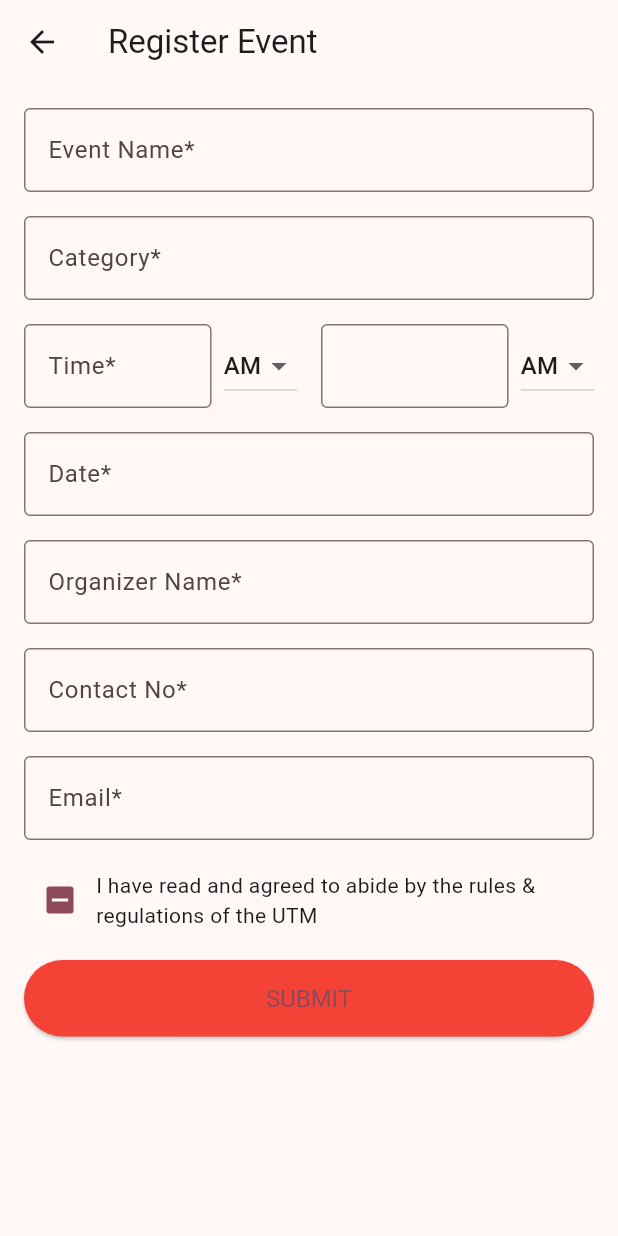
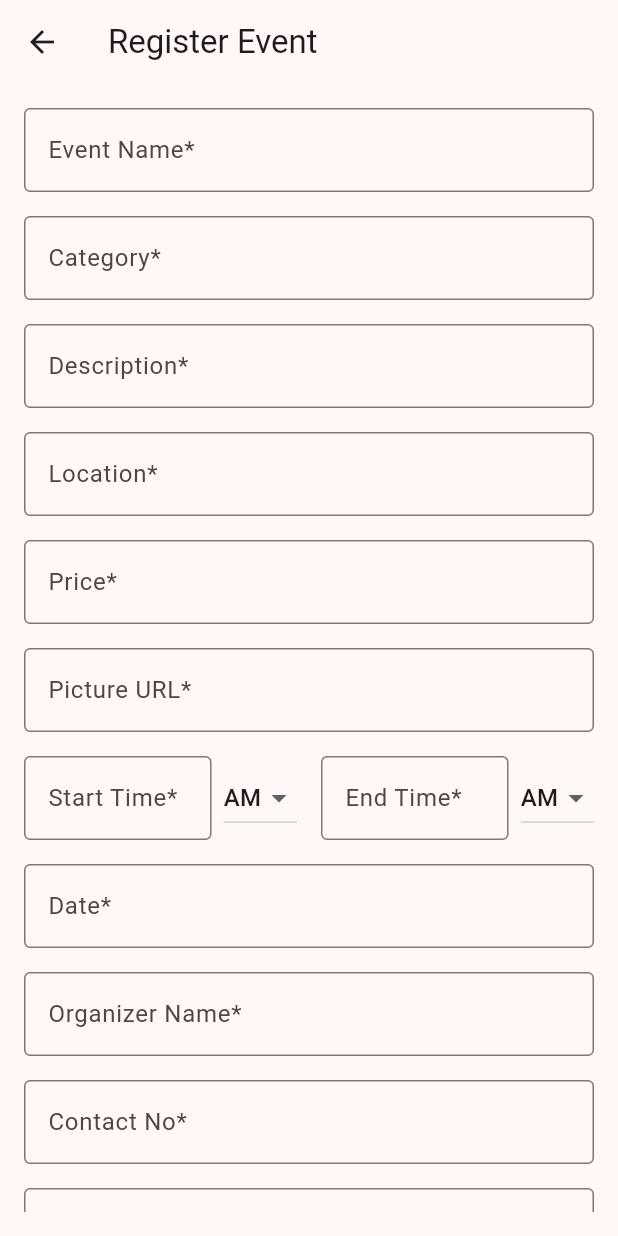
Before and after one commit to Apps-Builder/utmrunify, a Flutter app: the RegisterEventPage screen opened directly, on a phone screen of 412 x 824 dp. Run offline on Flutter 3.47's test engine with Material 3 defaults, Android fonts, the light colour scheme and no system bars; our stand-ins replace cloud_firestore, firebase_auth, firebase_core; accounts and stored records are empty.

Commit message:
addevent to db

```diff
--- a/lib/addevent.dart
+++ b/lib/addevent.dart
@@ -21,7 +21,18 @@ class _RegisterEventPageState extends State<RegisterEventPage> {
   final FirebaseFirestore _firestore = FirebaseFirestore.instance;
 
   //Controllers to manage user input
-  final TextEditingController _
+  final TextEditingController _eventNameController = TextEditingController();
+  final TextEditingController _categoryController = TextEditingController();
+  final TextEditingController _startTimeController = TextEditingController();
+  final TextEditingController _endTimeController = TextEditingController();
+  final TextEditingController _organizerNameController =TextEditingController();
+  final TextEditingController _contactController = TextEditingController();
+  final TextEditingController _emailController = TextEditingController();
+  final TextEditingController _descriptionController = TextEditingController();
+  final TextEditingController _locationController = TextEditingController();
+  final TextEditingController _dateController = TextEditingController();
+  final TextEditingController _priceController = TextEditingController();
+  final TextEditingController _pictureController = TextEditingController();
 
   bool _agreedToTerms = false;
 
@@ -43,14 +54,23 @@ class _RegisterEventPageState extends State<RegisterEventPage> {
           key: _formKey,
           child: ListView(
             children: [
-              buildTextField('Event Name*', 'eg. UNBOCS RUN'),
+              buildTextField('Event Name*', 'eg. UNBOCS RUN', controller:_eventNameController),
               SizedBox(height: 16),
-              buildTextField('Category*', 'eg. 5KM'),
+              buildTextField('Category*', 'eg. 5KM', controller: _categoryController),
               SizedBox(height: 16),
+              buildTextField('Description*', 'Enter event description', controller: _descriptionController),
+              SizedBox(height: 16),
+              buildTextField('Location*', 'Enter event location', controller: _locationController),
+              SizedBox(height: 16),
+              buildTextField('Price*', 'Enter ticket price', controller: _priceController, keyboardType: TextInputType.number),
+              SizedBox(height: 16),
+      buildTextField('Picture URL*', 'Enter picture URL', controller: _pictureController),
+SizedBox(height: 16),
+
               Row(
                 mainAxisAlignment: MainAxisAlignment.spaceBetween,
                 children: [
-                  Expanded(child: buildTextField('Time*', '8:00')),
+                  Expanded(child: buildTextField('Start Time*', '8:00', controller: _startTimeController)),
                   SizedBox(width: 8),
                   DropdownButton<String>(
                     value: 'AM',
@@ -63,7 +83,7 @@ class _RegisterEventPageState extends State<RegisterEventPage> {
                     onChanged: (value) {},
                   ),
                   SizedBox(width: 16),
-                  Expanded(child: buildTextField('', '9:00')),
+                  Expanded(child: buildTextField('End Time*', '9:00', controller: _endTimeController)),
                   SizedBox(width: 8),
                   DropdownButton<String>(
                     value: 'AM',
@@ -78,7 +98,7 @@ class _RegisterEventPageState extends State<RegisterEventPage> {
                 ],
               ),
               SizedBox(height: 16),
-              buildTextField('Date*', 'Select date', readOnly: true,
+              buildTextField('Date*', 'Select date', controller: _dateController, readOnly: true,
                   onTap: () async {
                 await showDatePicker(
                   context: context,
@@ -86,15 +106,16 @@ class _RegisterEventPageState extends State<RegisterEventPage> {
                   firstDate: DateTime(2000),
                   lastDate: DateTime(2100),
                 );
+
               }),
               SizedBox(height: 16),
-              buildTextField('Organizer Name*', 'eg. MUHAMMAD'),
+              buildTextField('Organizer Name*', 'eg. MUHAMMAD', controller: _organizerNameController),
               SizedBox(height: 16),
               buildTextField('Contact No*', 'eg. 0111.....',
-                  keyboardType: TextInputType.phone),
+                  keyboardType: TextInputType.phone, controller: _contactController),
               SizedBox(height: 16),
               buildTextField('Email*', 'eg. Ali@graduate.utm.my',
-                  keyboardType: TextInputType.emailAddress),
+                  keyboardType: TextInputType.emailAddress, controller: _emailController),
               SizedBox(height: 16),
               Row(
                 children: [
@@ -121,8 +142,9 @@ class _RegisterEventPageState extends State<RegisterEventPage> {
                   padding: EdgeInsets.symmetric(vertical: 16),
                   textStyle: TextStyle(fontSize: 16),
                 ),
-                onPressed: () {
+                onPressed: () async{
                   if (_formKey.currentState!.validate() && _agreedToTerms) {
+                    await saveEventToFirestore();
                     ScaffoldMessenger.of(context).showSnackBar(
                       SnackBar(content: Text('Form submitted successfully!')),
                     );
@@ -143,11 +165,59 @@ class _RegisterEventPageState extends State<RegisterEventPage> {
     );
   }
 
+  Future<void> saveEventToFirestore() async {
+  try {
+    await _firestore.collection('events').add({
+  'eventName': _eventNameController.text.trim(),
+  'category': _categoryController.text.trim(),
+  'startTime': _startTimeController.text,
+  'endTime': _endTimeController.text,
+  'date': _dateController.text,
+  'organizerName': _organizerNameController.text.trim(),
+  'contact': _contactController.text.trim(),
+  'email': _emailController.text.trim(),
+  'description': _descriptionController.text.trim(),
+  'location': _locationController.text.trim(),
+  'price': double.tryParse(_priceController.text.trim()) ?? 0,
+  'picture': _pictureController.text.trim(),
+  'createdAt': FieldValue.serverTimestamp(),
+});
+
+    ScaffoldMessenger.of(context).showSnackBar(
+      SnackBar(content: Text('Event registered successfully!')),
+    );
+    _clearFormFields();
+  } catch (e) {
+    ScaffoldMessenger.of(context).showSnackBar(
+      SnackBar(content: Text('Error saving event: $e')),
+    );
+  }
+}
+
+// Helper method to clear form fields after successful submission
+void _clearFormFields() {
+  _eventNameController.clear();
+  _categoryController.clear();
+  _startTimeController.clear();
+  _endTimeController.clear();
+  _dateController.clear();
+  _organizerNameController.clear();
+  _contactController.clear();
+  _emailController.clear();
+  _descriptionController.clear();
+  _locationController.clear();
+  _priceController.clear();
+  _pictureController.clear();
+}
+
+
   Widget buildTextField(String label, String placeholder,
-      {bool readOnly = false,
+      {TextEditingController? controller,
+      bool readOnly = false,
       VoidCallback? onTap,
       TextInputType keyboardType = TextInputType.text}) {
     return TextFormField(
+      controller: controller,
       decoration: InputDecoration(
         labelText: label,
         hintText: placeholder,
```
